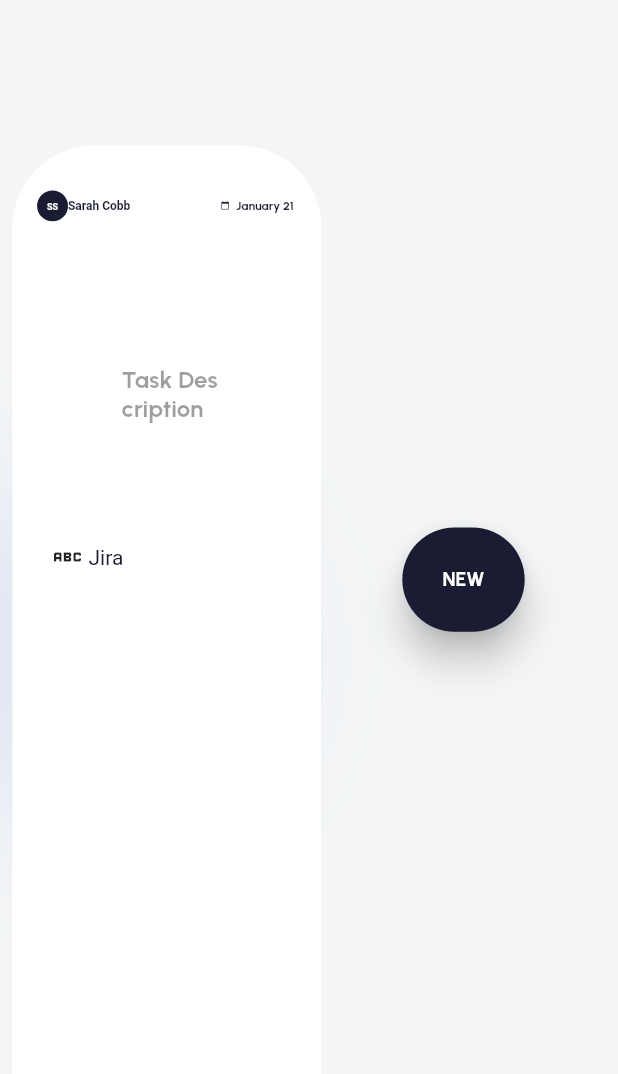
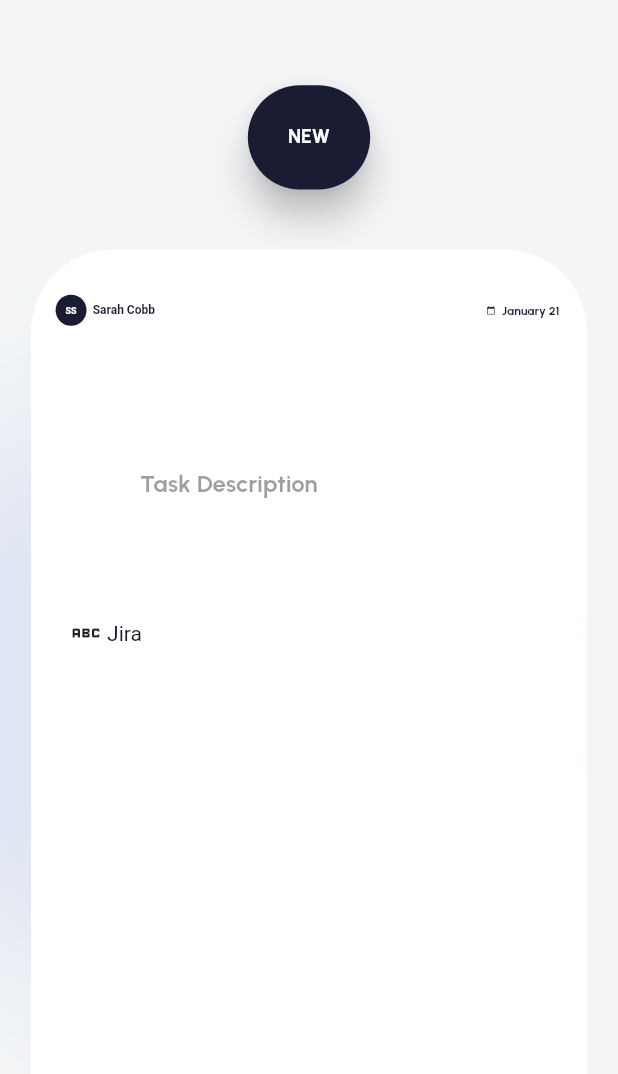
Before and after one commit to alazar-w/mockup, a Flutter app: the screen it shows after launch, after a tap on "NEW", on a phone screen of 412 x 824 dp, the part 162-1236 px from its top. Run offline on Flutter 3.47's test engine with Material 2 defaults, Android fonts, the phone set to English and light mode, and no system bars; drawn by our look-alikes of auto_size_text; our stand-ins replace bloc, cloud_firestore, device_preview, equatable, firebase_core, flutter_bloc and 6 more; accounts and stored records are empty; project files that could hold a hidden picture were left out.

Commit message:
simple fix

```diff
--- a/lib/presentation/screens/home_page/home_screen.dart
+++ b/lib/presentation/screens/home_page/home_screen.dart
@@ -37,7 +37,7 @@ class _HomeScreenState extends State<HomeScreen> {
   late String bottomDropDownValue = bottomDropDownContent.first;
   late String topDropDownValue = topDropDownContent.first;
   late bool showStatus = false;
-
+  late BoxConstraints boxConstraints;
   @override
   void initState() {
     super.initState();
@@ -59,37 +59,111 @@ class _HomeScreenState extends State<HomeScreen> {
     return Material(
       color: _themeStyle.secondaryColor,
       elevation: 2.0,
-      child: CenteredView(
+      child: LayoutBuilder(builder: (context, constraint) {
+        boxConstraints = constraint;
+        return CenteredView(
           child: Column(
             children: [
               _navBar(),
               Expanded(
-                child: Row(
+                  child: constraint.maxWidth < 700
+                      ? Column(
                           children: [
                             // _introduction(),
-                CustomPaint(
+
+                            Center(
+                              child: _callToAction(),
+                            ),
+                            Expanded(
+                              child: CustomPaint(
                                   painter: CardBackground(),
-                    child: BlocConsumer<CardItemBloc, CardItemState>(
+                                  child:
+                                      BlocConsumer<CardItemBloc, CardItemState>(
                                     listener: (context, state) {},
                                     builder: (context, state) {
                                       if (state is ListCardItemSuccess) {
-                          for (int i = 0; i < state.cardItem.length; i++) {
-                            styleCards.add(_card(i, state.cardItem[i].source!,
+                                        for (int i = 0;
+                                            i < state.cardItem.length;
+                                            i++) {
+                                          styleCards.add(_card(
+                                              i,
+                                              state.cardItem[i].source!,
                                               state.cardItem[i].description!));
                                         }
 
                                         return SizedBox(
-                            width: 50.w,
+                                          width: constraint.maxWidth > 700
+                                              ? 50.w
+                                              : 90.w,
                                           child: StackedCardCarousel(
                                             initialOffset: 40,
-                              spaceBetweenItems: 400,
+                                            spaceBetweenItems: 40.h,
                                             items: styleCards,
                                             applyTextScaleFactor: true,
                                             onPageChanged: (int pageIndex) {
                                               setState(() {
                                                 cardIndex = pageIndex;
-                                  documentId =
-                                      state.cardItem[cardIndex].id.toString();
+                                                documentId = state
+                                                    .cardItem[cardIndex].id
+                                                    .toString();
+                                              });
+                                            },
+                                          ),
+                                        );
+                                      } else if (state is CardItemDataLoading) {
+                                        return Center(
+                                            child: CircularProgressIndicator(
+                                          color: _themeStyle.primaryTextColor,
+                                        ));
+                                      }
+
+                                      return _retryButton(
+                                          message:
+                                              "Something Went Wrong,Retry!",
+                                          onPressed: () {
+                                            BlocProvider.of<CardItemBloc>(
+                                                    context)
+                                                .add(ListCardItem());
+                                          });
+                                    },
+                                  )),
+                            ),
+                          ],
+                        )
+                      : Row(
+                          children: [
+                            // _introduction(),
+                            CustomPaint(
+                                painter: CardBackground(),
+                                child:
+                                    BlocConsumer<CardItemBloc, CardItemState>(
+                                  listener: (context, state) {},
+                                  builder: (context, state) {
+                                    if (state is ListCardItemSuccess) {
+                                      for (int i = 0;
+                                          i < state.cardItem.length;
+                                          i++) {
+                                        styleCards.add(_card(
+                                            i,
+                                            state.cardItem[i].source!,
+                                            state.cardItem[i].description!));
+                                      }
+
+                                      return SizedBox(
+                                        width: constraint.maxWidth > 700
+                                            ? 50.w
+                                            : 90.w,
+                                        child: StackedCardCarousel(
+                                          initialOffset: 40,
+                                          spaceBetweenItems: 50.h,
+                                          items: styleCards,
+                                          applyTextScaleFactor: true,
+                                          onPageChanged: (int pageIndex) {
+                                            setState(() {
+                                              cardIndex = pageIndex;
+                                              documentId = state
+                                                  .cardItem[cardIndex].id
+                                                  .toString();
                                             });
                                           },
                                         ),
@@ -109,6 +183,7 @@ class _HomeScreenState extends State<HomeScreen> {
                                         });
                                   },
                                 )),
+
                             Expanded(
                                 child: Center(
                               child: _callToAction(),
@@ -117,7 +192,8 @@ class _HomeScreenState extends State<HomeScreen> {
                         ))
             ],
           ),
-      ),
+        );
+      }),
     );
   }
 
@@ -224,7 +300,6 @@ class _HomeScreenState extends State<HomeScreen> {
           borderRadius: BorderRadius.circular(55.0),
         ),
         padding: EdgeInsets.all(4.w),
-        width: 50.w,
         child: _cardContent(index, description, source));
   }
 
@@ -397,11 +472,14 @@ class _HomeScreenState extends State<HomeScreen> {
 
           onChanged: (String? value) {
             // This is called when the user selects an item;
+            if (value == topDropDownContent.last) {
+            } else {
               setState(() {
                 content == "bottom"
                     ? bottomDropDownValue = value!
                     : topDropDownValue = value!;
               });
+            }
           },
           items: items.map<DropdownMenuItem<String>>((String value) {
             return DropdownMenuItem<String>(
@@ -437,7 +515,7 @@ class _HomeScreenState extends State<HomeScreen> {
               )
             : Container(
                 width: 5.w,
-                height: 5.h,
+                height: 5.w,
                 decoration: BoxDecoration(
                     color: _themeStyle.evenDarkColor, shape: BoxShape.circle),
                 child: Center(
@@ -451,6 +529,9 @@ class _HomeScreenState extends State<HomeScreen> {
                     minFontSize: 3.sp.floorToDouble(),
                   ),
                 ),
+              ),
+        SizedBox(
+          width: boxConstraints.maxWidth < 700 ? 1.w : 0.w,
         ),
         AutoSizeText(
           value,
```
Also changed, not shown: firebase.json (added), 4 other files. Lines whose indentation alone changed are shown as unchanged.
